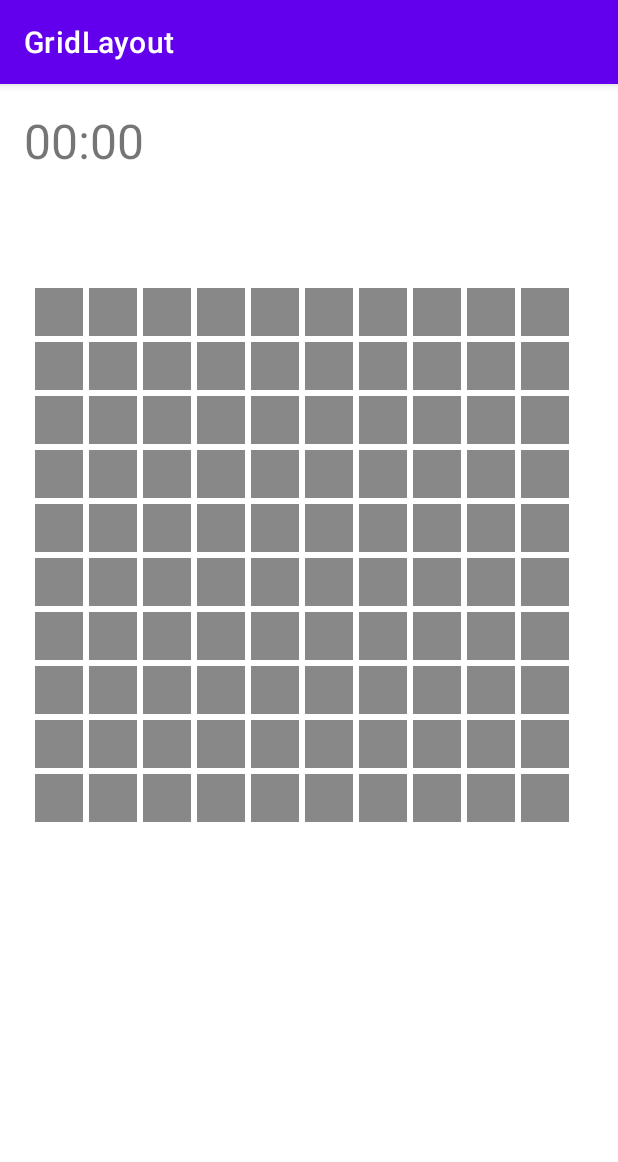
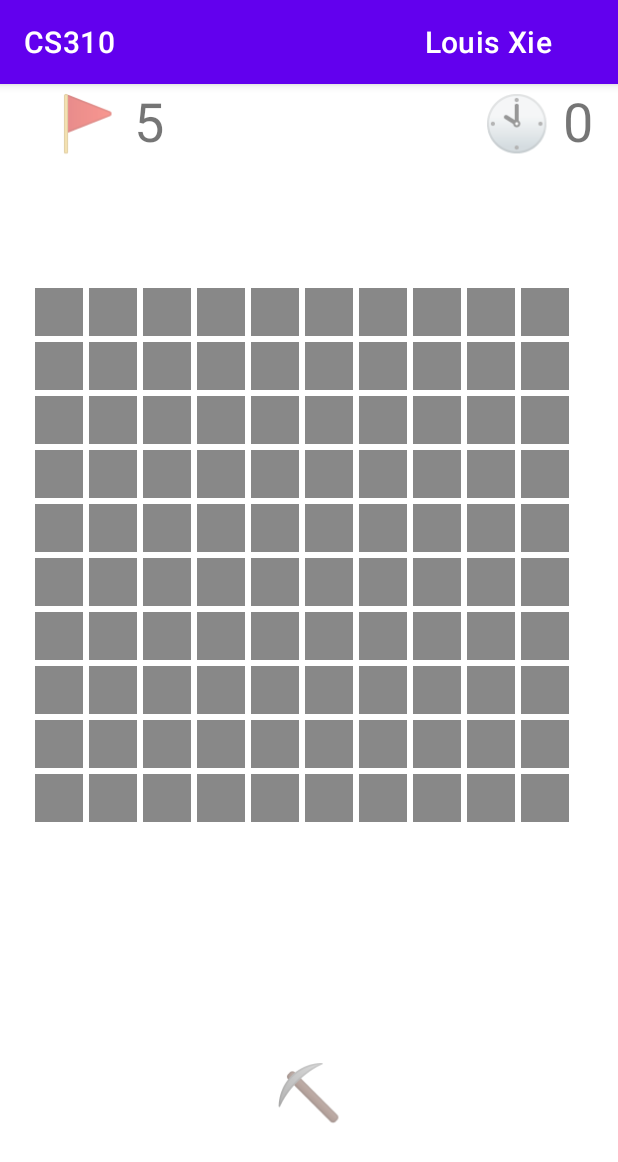
Before and after one commit to xl0u1sx/310-Project1, an Android app: the screen it shows after launch (MainActivity), on a phone screen of 412 x 824 dp. Shown: the top 1162 px of the screen. Run offline under Robolectric (Android 15) with nearby library versions, the phone set to English and light mode, and no system bars.

Commit message:
game end with an extra tap, and now with correct layout

```diff
--- a/app/build.gradle
+++ b/app/build.gradle
@@ -29,7 +29,7 @@ android {
 
 dependencies {
 
-    implementation 'androidx.appcompat:appcompat:1.4.2'
+    implementation 'androidx.appcompat:appcompat:1.7.0'
     implementation 'com.google.android.material:material:1.6.1'
     implementation 'androidx.constraintlayout:constraintlayout:2.1.4'
     implementation 'androidx.gridlayout:gridlayout:1.0.0'
--- a/app/src/main/java/com/example/gridlayout/MainActivity.java
+++ b/app/src/main/java/com/example/gridlayout/MainActivity.java
@@ -35,6 +35,13 @@ public class MainActivity extends AppCompatActivity {
     // when a TextView is clicked, we know which cell it is
     private ArrayList<TextView> cell_tvs;
     private TextView timerText;
+    private TextView leftText;   // top-left: remaining mines (can go negative)
+    private TextView changeModeIcon;
+    private boolean flagging = false;
+    private int flagCount = 0;
+    private boolean gameOver = false;
+    private boolean gameOutcome = false;
+
 
     private int dpToPixel(int dp) {
         float density = Resources.getSystem().getDisplayMetrics().density;
@@ -76,10 +83,40 @@ public class MainActivity extends AppCompatActivity {
         totalTime = System.currentTimeMillis() - startTimeMs;
     }
 
+    private void timerUpdate() {
+        if (timerText == null) return;
+        long seconds = totalTime / 1000L;
+        timerText.setText("🕙 " + seconds);
+    }
+
+    private void counterUpdate() {
+        if (leftText == null) return;
+        int remaining = MINE_COUNT - flagCount; // can be negative
+        leftText.setText("🚩 " + remaining);
+    }
+
+    private void setMode(boolean mode) {
+        flagging = mode;
+        if (changeModeIcon != null) {
+            changeModeIcon.setText(flagging ? "🚩" : "⛏️");
+        }
+    }
+
     @Override
     protected void onCreate(Bundle savedInstanceState) {
         super.onCreate(savedInstanceState);
         setContentView(R.layout.activity_main);
+        getSupportActionBar().setTitle("CS310                                          Louis Xie");
+
+        leftText = findViewById(R.id.leftText);
+        timerText       = findViewById(R.id.timerText);
+        changeModeIcon  = findViewById(R.id.changeModeIcon);
+
+        if (timerText != null)   timerText.setText("🕙 0");
+        if (changeModeIcon != null) {
+            changeModeIcon.setText("⛏️"); // default to dig
+            changeModeIcon.setOnClickListener(v -> setMode(!flagging));
+        }
 
         cell_tvs = new ArrayList<TextView>();
         minePlaced = new boolean[ROW_COUNT][COLUMN_COUNT];
@@ -99,9 +136,6 @@ public class MainActivity extends AppCompatActivity {
 
         //initialize time
         timerText = findViewById(R.id.timerText);
-        if (timerText != null) {
-            timerText.setText("00:00");
-        }
 
         for (int i=0; i<COLUMN_COUNT; i++) {
             for (int j=0; j<ROW_COUNT; j++) {
@@ -117,7 +151,7 @@ public class MainActivity extends AppCompatActivity {
                 tv.setBackgroundColor(Color.GRAY);
                 tv.setTextColor(Color.GRAY);
                 tv.setOnClickListener(this::onClickTV);
-                tv.setOnLongClickListener(this::flagCells);
+//                tv.setOnLongClickListener(this::flagCells);
                 grid.addView(tv, lp);
                 cell_tvs.add(tv);
             }
@@ -128,6 +162,10 @@ public class MainActivity extends AppCompatActivity {
         placeMine();
         nearbyMineCount();
 
+        flagCount = 0;
+        counterUpdate();
+        timerUpdate();
+        setMode(false);
     }
 
     private void placeMine(){
@@ -174,12 +212,23 @@ public class MainActivity extends AppCompatActivity {
     }
 
     public void onClickTV(View view){
+        if (gameOver) {
+            redirectToResult(gameOutcome);
+            return;
+        }
+
         TextView tv = (TextView) view;
         int n = findIndexOfCellTextView(tv);
         if(n<0) return;
 
         int i = n/COLUMN_COUNT;
         int j = n%COLUMN_COUNT;
+
+        if (flagging) {
+            // toggle flag with a tap
+            toggleFlag(i, j);
+            return;
+        }
 
         if(exposed[i][j] || flagged[i][j]) return;
         exposed[i][j] = true;
@@ -193,10 +242,12 @@ public class MainActivity extends AppCompatActivity {
             //reveal all mines
             revealAllMines();
             //end the game and not allow further clicks
-            disableBoard();
+//            disableBoard();
             timerStop();
+            gameOver = true;
+            gameOutcome = false;
             //redirect to end game page with time spent
-            redirectToResult(false);
+//            redirectToResult(false);
             return;
         }
 
@@ -211,9 +262,11 @@ public class MainActivity extends AppCompatActivity {
         revealEmptyCells(i,j);
 
         if(ifWin()){
-            disableBoard();
+//            disableBoard();
             timerStop();
-            redirectToResult(true);
+//            redirectToResult(true);
+            gameOver = true;
+            gameOutcome = true;
         }
 
 //        tv.setText(String.valueOf(i)+String.valueOf(j)); // display num in cell
@@ -224,6 +277,30 @@ public class MainActivity extends AppCompatActivity {
 //            tv.setTextColor(Color.GRAY);
 //            tv.setBackgroundColor(Color.LTGRAY);
 //        }
+    }
+
+    private void toggleFlag(int i, int j) {
+        if (exposed[i][j]) return;
+
+        TextView tv = cell_tvs.get(i * COLUMN_COUNT + j);
+
+        if (flagged[i][j]) {
+            // remove flag
+            flagged[i][j] = false;
+            flagCount = Math.max(0, flagCount - 1); // count flags placed; allow negative remaining via display calc
+            tv.setText("");
+            tv.setTextColor(Color.GRAY);
+            tv.setBackgroundColor(Color.GRAY);
+        } else {
+            // place flag
+            flagged[i][j] = true;
+            flagCount += 1;
+            tv.setText("🚩");
+            // keep unrevealed background
+            tv.setTextColor(Color.RED);
+            tv.setBackgroundColor(Color.GRAY);
+        }
+        counterUpdate();
     }
 
     // reveal all mines (then call game over screen after anothe click)
@@ -254,6 +331,7 @@ public class MainActivity extends AppCompatActivity {
 
         flagged[i][j] = !flagged[i][j];
         if (flagged[i][j]) {
+            flagCount += 1;
             tv.setText("🚩");
 //            tv.setTextColor(Color.RED);
 //            tv.setBackgroundColor(Color.GRAY);
--- a/app/src/main/res/layout/activity_main.xml
+++ b/app/src/main/res/layout/activity_main.xml
@@ -1,10 +1,37 @@
 <?xml version="1.0" encoding="utf-8"?>
-<androidx.constraintlayout.widget.ConstraintLayout xmlns:android="http://schemas.android.com/apk/res/android"
+<androidx.constraintlayout.widget.ConstraintLayout
+    xmlns:android="http://schemas.android.com/apk/res/android"
     xmlns:app="http://schemas.android.com/apk/res-auto"
     xmlns:tools="http://schemas.android.com/tools"
     android:layout_width="match_parent"
     android:layout_height="match_parent"
     tools:context=".MainActivity">
+
+    <LinearLayout
+        android:layout_width="0dp"
+        android:layout_height="wrap_content"
+        android:orientation="horizontal"
+        app:layout_constraintTop_toTopOf="parent"
+        app:layout_constraintStart_toStartOf="parent"
+        app:layout_constraintEnd_toEndOf="parent"
+        android:paddingStart="36dp"
+        android:paddingEnd="16dp">
+
+        <TextView
+            android:id="@+id/leftText"
+            android:layout_width="0dp"
+            android:layout_height="wrap_content"
+            android:layout_weight="1"
+            android:text="🚩 5"
+            android:textSize="36sp"/>
+
+        <TextView
+            android:id="@+id/timerText"
+            android:layout_width="wrap_content"
+            android:layout_height="wrap_content"
+            android:text="🕙 0"
+            android:textSize="36sp"/>
+    </LinearLayout>
 
     <androidx.gridlayout.widget.GridLayout
         android:id="@+id/gridLayout01"
@@ -24,7 +51,7 @@
         >
 
 
-<!--        <TextView-->
+        <!--        <TextView-->
 <!--            android:id="@+id/textView00"-->
 <!--            android:layout_width="wrap_content"-->
 <!--            android:layout_height="wrap_content"-->
@@ -91,15 +118,16 @@
     </androidx.gridlayout.widget.GridLayout>
 
     <TextView
-        android:id="@+id/timerText"
+        android:id="@+id/changeModeIcon"
         android:layout_width="wrap_content"
         android:layout_height="wrap_content"
-        android:layout_margin="16dp"
-        android:layout_marginStart="48dp"
-        android:layout_marginTop="52dp"
-        android:text="00:00"
-        android:textSize="32sp"
+        android:text="⛏️"
+        android:textSize="36sp"
+        android:padding="12dp"
+        app:layout_constraintTop_toBottomOf="@id/gridLayout01"
         app:layout_constraintStart_toStartOf="parent"
-        app:layout_constraintTop_toTopOf="parent" />
+        app:layout_constraintEnd_toEndOf="parent"/>
+
+
 
 </androidx.constraintlayout.widget.ConstraintLayout>
--- a/app/src/main/res/values/strings.xml
+++ b/app/src/main/res/values/strings.xml
@@ -1,5 +1,5 @@
 <resources>
-    <string name="app_name">GridLayout</string>
+    <string name="app_name">CS310                                          Louis Xie</string>
     <string name="clock">\uD83D\uDD53</string>
     <string name="flag">\uD83D\uDEA9</string>
     <string name="mine">\uD83D\uDCA3</string>
```
